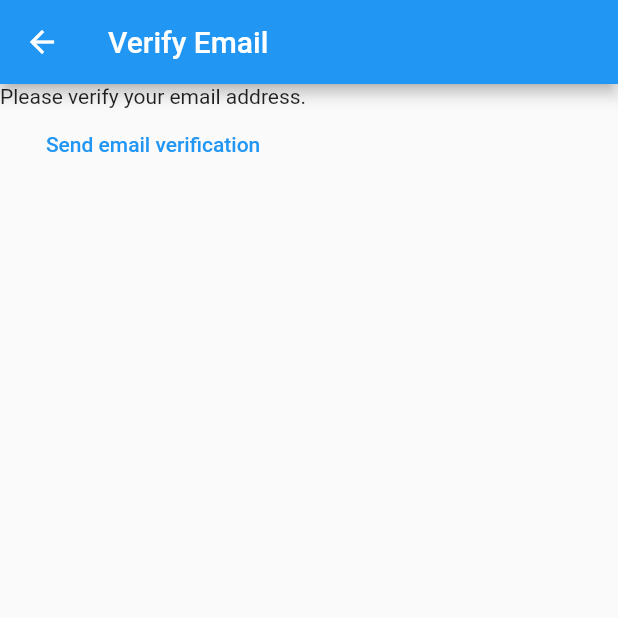
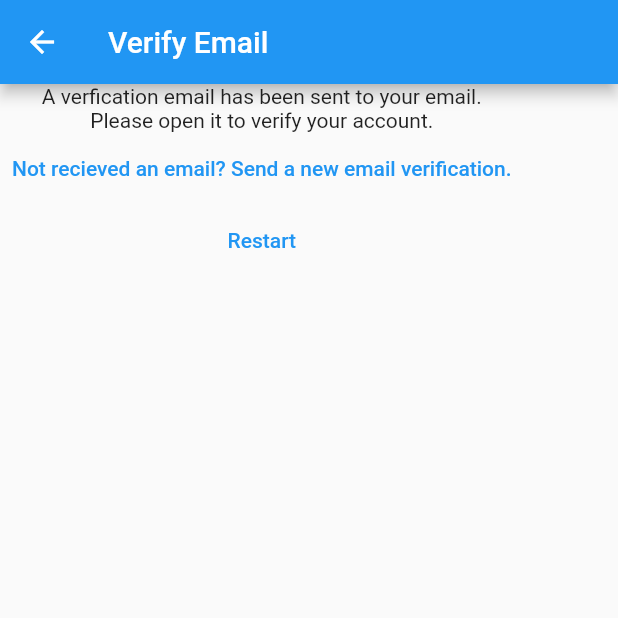
Before and after one commit to davidlonsdale92/myNotes, a Flutter app: the VerifyEmailView screen opened by its route, on a phone screen of 412 x 824 dp, the top half of it. Run offline on Flutter 3.47's test engine with Material 2 defaults, Android fonts, the phone set to English and light mode, and no system bars; our stand-ins replace firebase_auth, firebase_core; accounts and stored records are empty; network calls fail.

Commit message:
Step 7
- Added Verify Email Functionality into the Registration process.
- Added 'Restart' function to prevent user being stuck at the verify screen.

```diff
--- a/lib/constants/routes.dart
+++ b/lib/constants/routes.dart
@@ -1,4 +1,4 @@
 const loginRoute = '/login/';
 const registerRoute = '/register/';
-const verifyRoute = '/verify/';
+const verifyEmailRoute = '/verify/';
 const notesRoute = '/notes/';
--- a/lib/main.dart
+++ b/lib/main.dart
@@ -35,7 +35,7 @@ class MyApp extends StatelessWidget {
       routes: {
         loginRoute: (context) => const LoginView(),
         registerRoute: (context) => const RegisterView(),
-        verifyRoute: (context) => const VerifyEmailView(),
+        verifyEmailRoute: (context) => const VerifyEmailView(),
         notesRoute: (context) => const NotesView(),
       },
     );
--- a/lib/views/verify_email_view.dart
+++ b/lib/views/verify_email_view.dart
@@ -1,5 +1,6 @@
 import 'package:firebase_auth/firebase_auth.dart';
 import 'package:flutter/material.dart';
+import 'package:mynotes/constants/routes.dart';
 
 class VerifyEmailView extends StatefulWidget {
   const VerifyEmailView({super.key});
@@ -15,14 +16,26 @@ class _VerifyEmailViewState extends State<VerifyEmailView> {
       appBar: AppBar(title: const Text('Verify Email')),
       body: Column(
         children: [
-          const Text('Please verify your email address.'),
+          const Text('A verfication email has been sent to your email.'),
+          const Text('Please open it to verify your account.'),
           TextButton(
             onPressed: () async {
               final user = FirebaseAuth.instance.currentUser;
               await user?.sendEmailVerification();
             },
-            child: const Text('Send email verification'),
-          )
+            child: const Text(
+                'Not recieved an email? Send a new email verification.'),
+          ),
+          TextButton(
+            onPressed: () async {
+              await FirebaseAuth.instance.signOut();
+              Navigator.of(context).pushNamedAndRemoveUntil(
+                registerRoute,
+                (route) => false,
+              );
+            },
+            child: const Text('Restart'),
+          ),
         ],
       ),
     );
```
Also changed, not shown: lib/views/register_view.dart (+7 -6 lines).
